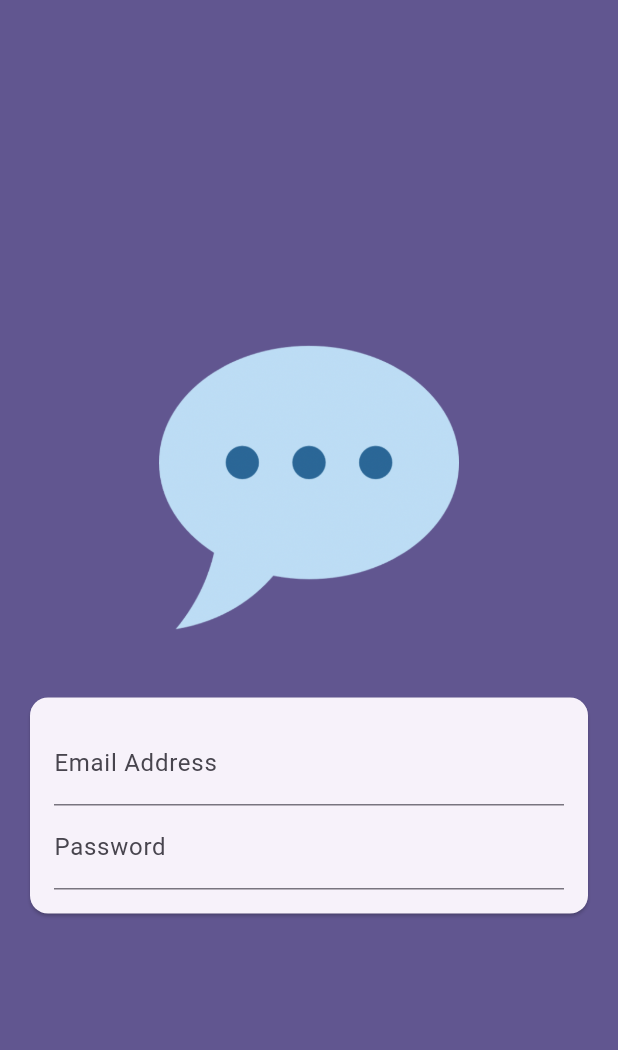
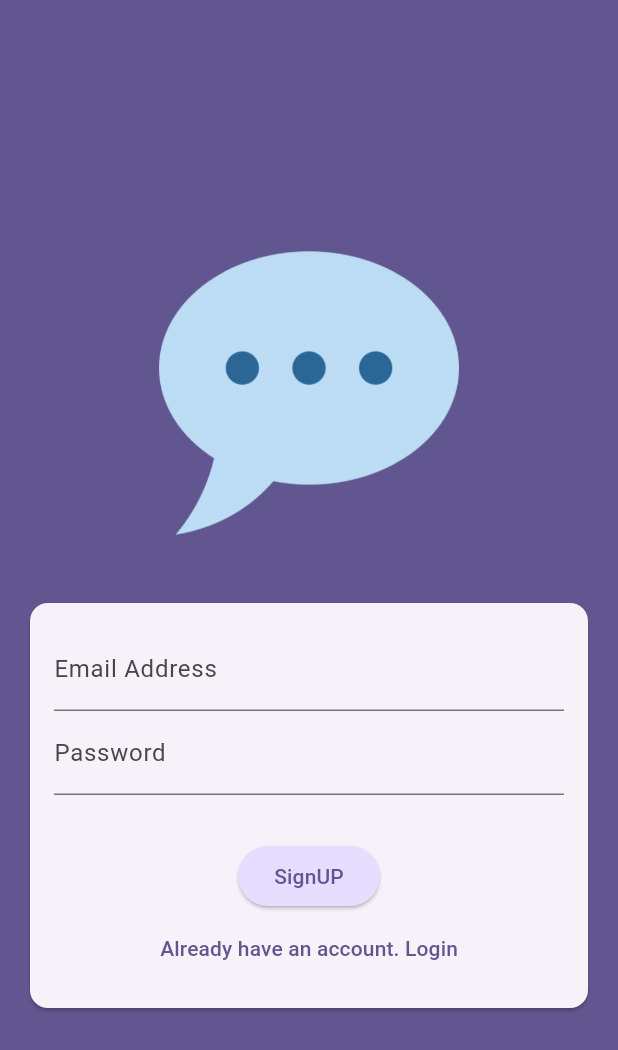
Before and after one commit to lahotimohit/Flutter_Chat, a Flutter app: the screen it shows after launch, on a phone screen of 412 x 824 dp. Shown: the top 1050 px of the screen. Run offline on Flutter 3.47's test engine with Material 3 defaults, Android fonts, the phone set to English and light mode, and no system bars.

Commit message:
Adding buttons & modes to the authentication screen

```diff
--- a/lib/screens/auth.dart
+++ b/lib/screens/auth.dart
@@ -9,6 +9,9 @@ class AuthScreen extends StatefulWidget {
 }
 
 class _AuthScreenState extends State<AuthScreen> {
+
+  var _isLogin = true;
+
   @override
   Widget build(BuildContext context) {
     return Scaffold(
@@ -44,7 +47,18 @@ class _AuthScreenState extends State<AuthScreen> {
                           labelText: "Password"
                         ),
                         obscureText: true,
-                      )
+                      ),
+                      const SizedBox(height: 30,),
+                      ElevatedButton(onPressed: () {},
+                      style: ElevatedButton.styleFrom(backgroundColor: Theme.of(context).colorScheme.primaryContainer),
+                       child: Text(_isLogin ? "SignUP" : "Login")),
+
+                      TextButton(onPressed: () {
+                        setState(() {
+                          _isLogin = !_isLogin;
+                        });
+                      },
+                       child: Text(_isLogin ? "Already have an account. Login" : "Create an account"))
                     ],
                   ),),
                 ),),
```
